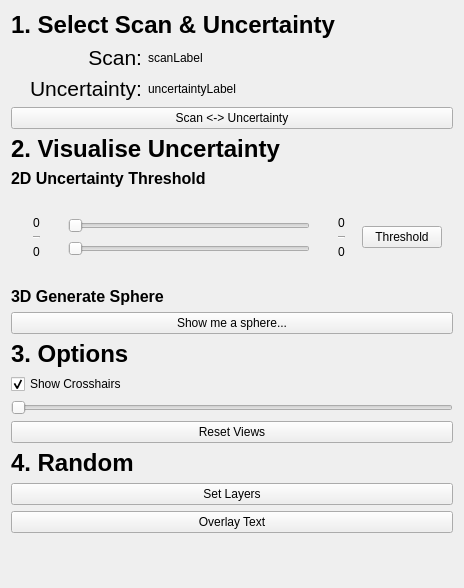
This is Sams_Project/Plugins/com.sam.finalyearproject/src/internal/Sams_ViewControls.ui in bonzo45/Final-Year-Project as Qt 5 draws it before an edit. The edited form follows.
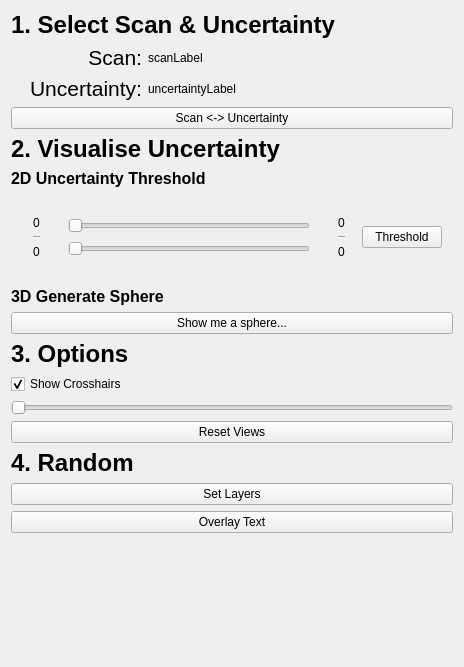
This is the edited form. Custom widgets are drawn as their Qt base class.

Commit message: Attempt at uncertainty doesn't work. Out of bounds is an issue. Fixed slider not appearing bug (max size on widget was set for some reason).

```diff
--- a/Sams_Project/Plugins/com.sam.finalyearproject/src/internal/Sams_ViewControls.ui
+++ b/Sams_Project/Plugins/com.sam.finalyearproject/src/internal/Sams_ViewControls.ui
@@ -7,7 +7,7 @@
     <x>0</x>
     <y>0</y>
     <width>464</width>
-    <height>588</height>
+    <height>667</height>
    </rect>
   </property>
   <property name="minimumSize">
@@ -19,7 +19,7 @@
   <property name="maximumSize">
    <size>
     <width>16777215</width>
-    <height>588</height>
+    <height>16777215</height>
    </size>
   </property>
   <property name="windowTitle">
```
The commit also changes 1 other file.
